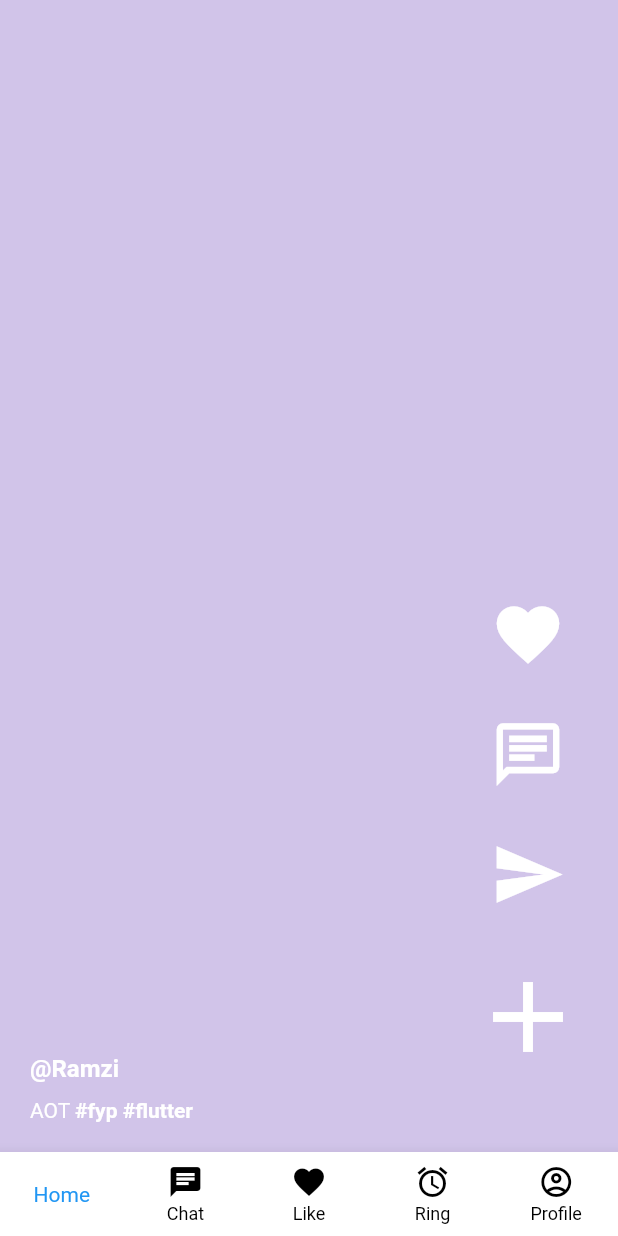
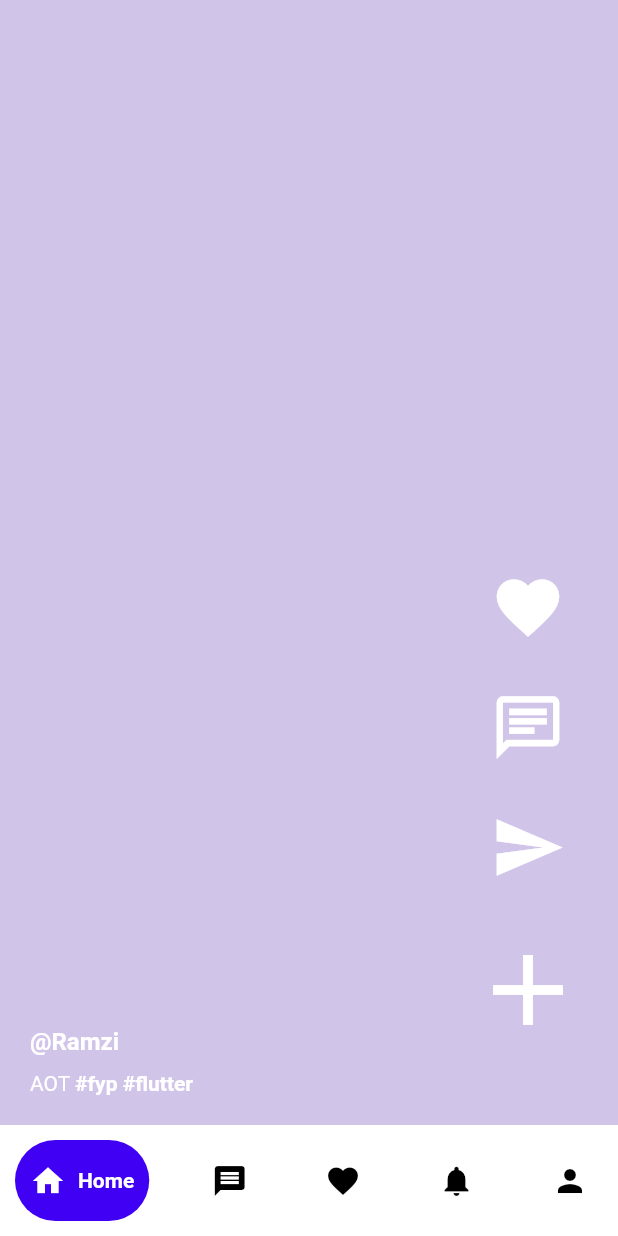
Before and after one commit to KillerSong/Icats, a Flutter app: the screen it shows after launch, on a phone screen of 412 x 824 dp. Run offline on Flutter 3.47's test engine with Material 2 defaults, Android fonts, the phone set to English and light mode, and no system bars; drawn by our look-alikes of google_nav_bar.

Commit message:
navbar final

```diff
--- a/lib/homepage.dart
+++ b/lib/homepage.dart
@@ -4,6 +4,7 @@ import 'package:banthoeng/pages/like.dart';
 import 'package:banthoeng/pages/profile.dart';
 import 'package:banthoeng/pages/ring.dart';
 import 'package:flutter/material.dart';
+import 'package:google_nav_bar/google_nav_bar.dart';
 
 class HomePage extends StatefulWidget {
   const HomePage({super.key});
@@ -11,6 +12,7 @@ class HomePage extends StatefulWidget {
   @override
   State<HomePage> createState() => _HomePageState();
 }
+
 // Navbar
 class _HomePageState extends State<HomePage> {
   int _selectedIndex = 0;
@@ -32,50 +34,45 @@ class _HomePageState extends State<HomePage> {
   Widget build(BuildContext context) {
     return Scaffold(
       body: _pages[_selectedIndex],
-      bottomNavigationBar: BottomNavigationBar(
-        currentIndex: _selectedIndex,
-        onTap: _navigateBottomBar,
-        type: BottomNavigationBarType.fixed,
-        selectedItemColor: Colors.blue,
-        unselectedItemColor: Colors.black,
-        items: [
-          BottomNavigationBarItem(
-              icon: Icon(Icons.home),
-              label: 'Home',
-              activeIcon: Container(
-                decoration:
-                    BoxDecoration(color: Colors.blue, shape: BoxShape.circle),
-              )),
-          BottomNavigationBarItem(
-              icon: Icon(Icons.chat),
-              label: 'Chat',
-              activeIcon: Container(
-                decoration:
-                    BoxDecoration(color: Colors.blue, shape: BoxShape.circle),
-              )),
-          BottomNavigationBarItem(
-              icon: Icon(Icons.favorite),
-              label: 'Like',
-              activeIcon: Container(
-                decoration:
-                    BoxDecoration(color: Colors.blue, shape: BoxShape.circle),
-              )),
-          BottomNavigationBarItem(
-              icon: Icon(Icons.alarm),
-              label: 'Ring',
-              activeIcon: Container(
-                decoration:
-                    BoxDecoration(color: Colors.blue, shape: BoxShape.circle),
-              )),
-          BottomNavigationBarItem(
-              icon: Icon(Icons.account_circle_outlined),
-              label: 'Profile',
-              activeIcon: Container(
-                decoration:
-                    BoxDecoration(color: Colors.blue, shape: BoxShape.circle ),
-              )),
-        ],
-        backgroundColor: Colors.white,
+      bottomNavigationBar: Container(
+        color: Colors.white,
+        child: SingleChildScrollView(
+          child: Padding(
+            padding: const EdgeInsets.all(10),
+            child: GNav(
+              backgroundColor: Colors.white,
+              color: Colors.black,
+              activeColor: Colors.white,
+              tabBackgroundColor: Color(0xFF4000F4),
+              gap: 8,
+              selectedIndex: _selectedIndex,
+              onTabChange: _navigateBottomBar,
+              padding: EdgeInsets.symmetric(horizontal: 10,vertical: 15),
+              tabs: [
+                GButton(
+                  icon: Icons.home,
+                  text: "Home",
+                ),
+                GButton(
+                  icon: Icons.message,
+                  text: "Chat",
+                ),
+                GButton(
+                  icon: Icons.favorite,
+                  text: "Like",
+                ),
+                GButton(
+                  icon: Icons.notifications,
+                  text: "Notification",
+                ),
+                GButton(
+                  icon: Icons.person,
+                  text: "Profile",
+                ),
+              ],
+            ),
+          ),
+        ),
       ),
     );
   }
```
